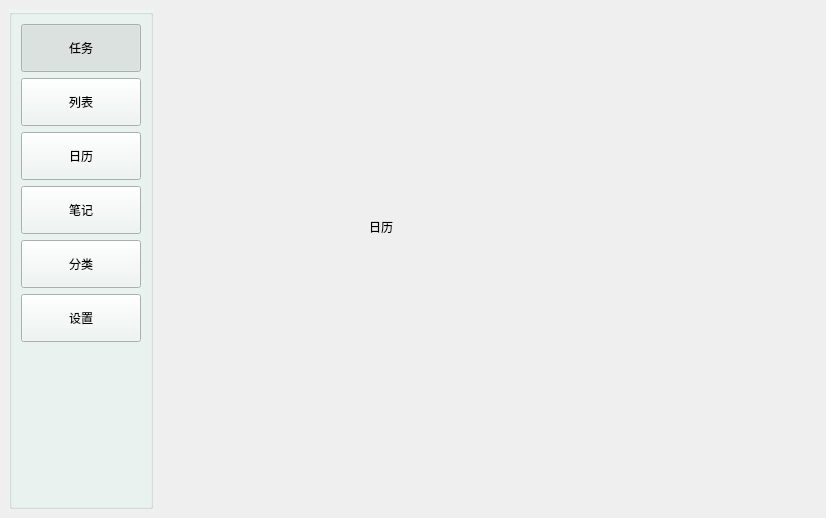
The window that mainwindow.ui (QiuLiang-99/TaskMaster) describes before a commit, drawn with Qt 5.
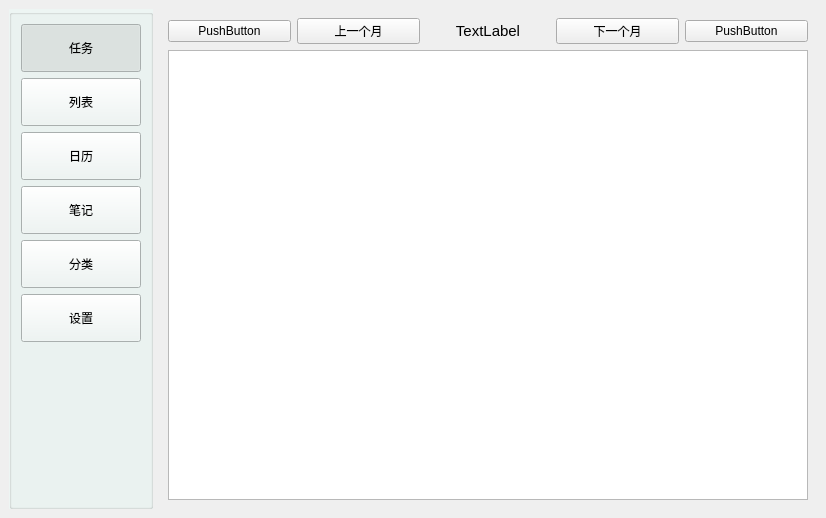
The same window after the commit. The open tabs and pages were chosen to show the change.

Diff of the .ui file:
```diff
--- a/mainwindow.ui
+++ b/mainwindow.ui
@@ -375,19 +375,77 @@
        </widget>
       </widget>
       <widget class="QWidget" name="page_3">
-       <widget class="QLabel" name="label_5">
-        <property name="geometry">
-         <rect>
-          <x>210</x>
-          <y>210</y>
-          <width>54</width>
-          <height>16</height>
-         </rect>
-        </property>
-        <property name="text">
-         <string>日历</string>
-        </property>
-       </widget>
+       <layout class="QVBoxLayout" name="verticalLayout_2">
+        <item>
+         <layout class="QHBoxLayout" name="horizontalLayout_2">
+          <item>
+           <widget class="QPushButton" name="pushButton">
+            <property name="text">
+             <string>PushButton</string>
+            </property>
+           </widget>
+          </item>
+          <item>
+           <widget class="QPushButton" name="lastMonthButton">
+            <property name="text">
+             <string>上一个月</string>
+            </property>
+           </widget>
+          </item>
+          <item>
+           <widget class="QLabel" name="datenow">
+            <property name="text">
+             <string>&lt;html&gt;&lt;head/&gt;&lt;body&gt;&lt;p&gt;&lt;span style=&quot; font-size:11pt;&quot;&gt;TextLabel&lt;/span&gt;&lt;/p&gt;&lt;/body&gt;&lt;/html&gt;</string>
+            </property>
+            <property name="alignment">
+             <set>Qt::AlignCenter</set>
+            </property>
+           </widget>
+          </item>
+          <item>
+           <widget class="QPushButton" name="nextMonthButton">
+            <property name="text">
+             <string>下一个月</string>
+            </property>
+           </widget>
+          </item>
+          <item>
+           <widget class="QPushButton" name="pushButton_4">
+            <property name="text">
+             <string>PushButton</string>
+            </property>
+           </widget>
+          </item>
+         </layout>
+        </item>
+        <item>
+         <widget class="QTableView" name="taskCalendar">
+          <property name="font">
+           <font>
+            <pointsize>14</pointsize>
+           </font>
+          </property>
+          <property name="styleSheet">
+           <string notr="true"/>
+          </property>
+          <property name="editTriggers">
+           <set>QAbstractItemView::NoEditTriggers</set>
+          </property>
+          <attribute name="horizontalHeaderCascadingSectionResizes">
+           <bool>false</bool>
+          </attribute>
+          <attribute name="horizontalHeaderDefaultSectionSize">
+           <number>85</number>
+          </attribute>
+          <attribute name="horizontalHeaderHighlightSections">
+           <bool>true</bool>
+          </attribute>
+          <attribute name="verticalHeaderDefaultSectionSize">
+           <number>35</number>
+          </attribute>
+         </widget>
+        </item>
+       </layout>
       </widget>
       <widget class="QWidget" name="page_4">
        <widget class="QLabel" name="label_6">
```
Left out of the diff: 30 changed lines with no effect on the pictures.
